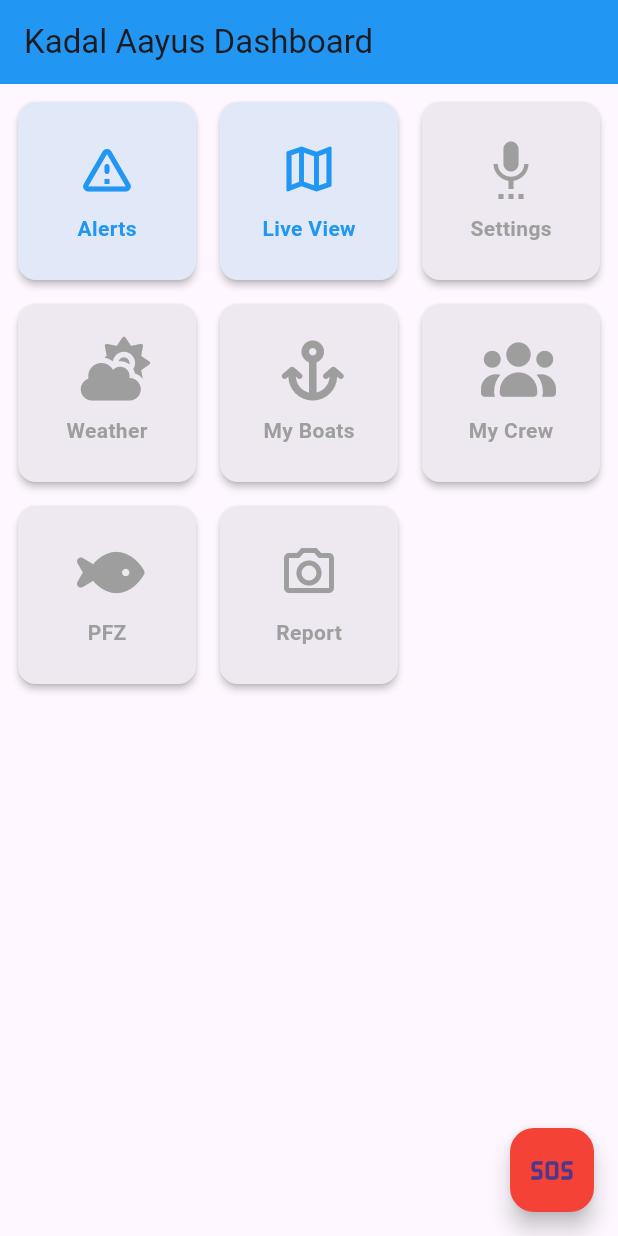
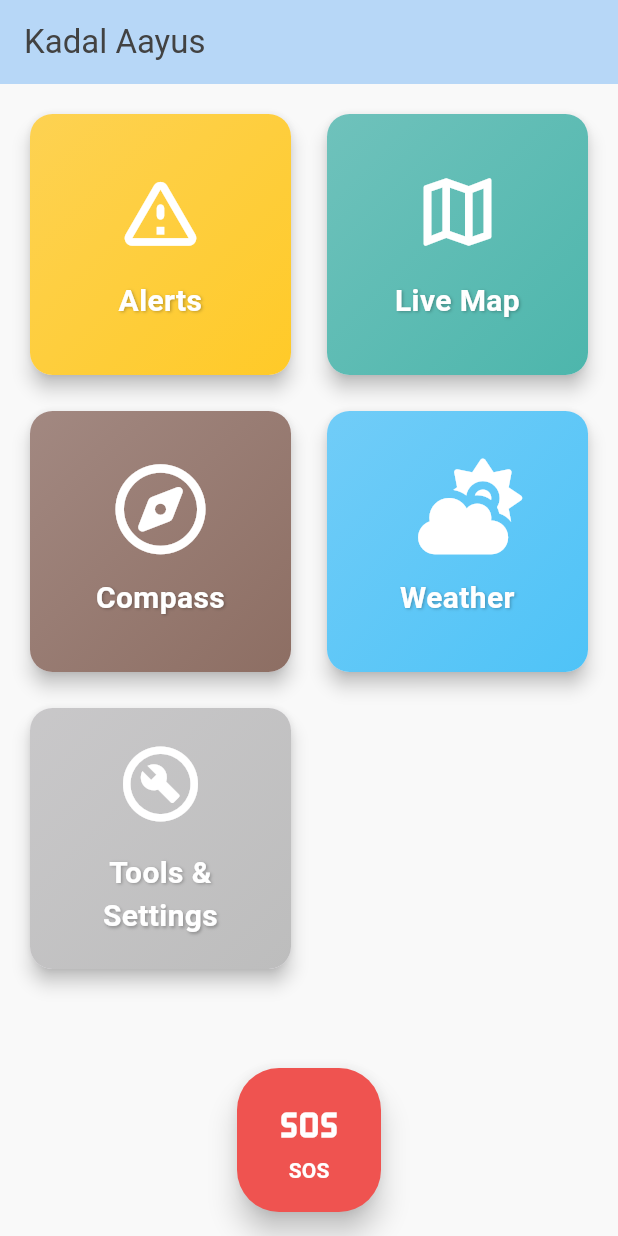
Before and after one commit to vishnup102002/kadal_aayus, a Flutter app: the screen it shows after launch, on a phone screen of 412 x 824 dp. Run offline on Flutter 3.47's test engine with Material 3 defaults, Android fonts, the phone set to English and light mode, and no system bars; our stand-ins replace cloud_firestore, firebase_core, flutter_compass, flutter_map, flutter_tts, font_awesome_flutter and 4 more; missing offline and left inert: translator; accounts and stored records are empty.

Commit message:
compass module addedd successfully

```diff
--- a/lib/screens/dashboard_screen.dart
+++ b/lib/screens/dashboard_screen.dart
@@ -2,84 +2,159 @@
 
 import 'package:flutter/material.dart';
 import 'package:font_awesome_flutter/font_awesome_flutter.dart';
-
-// Use a relative import to avoid any package name issues.
+import '../widgets/dashboard_button.dart';
 import 'home_screen.dart';
 import 'map_screen.dart';
 import 'tts_settings_screen.dart';
-import '../widgets/dashboard_button.dart'; // Corrected relative path for widgets
-import '../utils/emergency_utils.dart';   // Corrected relative path for utils
+import 'compass_screen.dart'; // <-- 1. IMPORT THE NEW COMPASS SCREEN
+import '../utils/emergency_utils.dart';
 import '../utils/location_service.dart';
+import '../utils/tts_service.dart';
 import 'package:location/location.dart';
 
 class DashboardScreen extends StatefulWidget {
+  const DashboardScreen({super.key});
+
   @override
   _DashboardScreenState createState() => _DashboardScreenState();
 }
 
 class _DashboardScreenState extends State<DashboardScreen> {
   final LocationService _locationService = LocationService();
+  final TtsService _ttsService = TtsService();
   bool _isSendingSOS = false;
 
   void _triggerSOS() async {
+    // SOS logic remains the same...
+    bool confirm = await showDialog(
+      context: context,
+      builder: (BuildContext context) {
+        return AlertDialog(
+          title: const Text('Confirm SOS'),
+          content: const Text('Are you sure you want to send an emergency SOS signal?'),
+          actions: <Widget>[
+            TextButton(
+              onPressed: () => Navigator.of(context).pop(false),
+              child: const Text('Cancel'),
+            ),
+            TextButton(
+              onPressed: () => Navigator.of(context).pop(true),
+              child: const Text('SEND SOS', style: TextStyle(color: Colors.red, fontWeight: FontWeight.bold)),
+            ),
+          ],
+        );
+      },
+    ) ?? false;
+    if (!confirm) return;
     setState(() => _isSendingSOS = true);
     final LocationData? locationData = await _locationService.getCurrentLocation();
     String locationMessage = locationData != null
-        ? "Lat: ${locationData.latitude}, Lon: ${locationData.longitude}"
-        : "Location not available";
+        ? "Emergency! My location is: Lat: ${locationData.latitude}, Lon: ${locationData.longitude}"
+        : "Emergency! Location not available.";
     await sendSOS(locationMessage);
     if (mounted) {
-      ScaffoldMessenger.of(context).showSnackBar(SnackBar(content: Text('SOS message sent!')));
+      ScaffoldMessenger.of(context).showSnackBar(const SnackBar(content: Text('SOS message sent!')));
+      setState(() => _isSendingSOS = false);
     }
-    setState(() => _isSendingSOS = false);
+  }
+
+  @override
+  void dispose() {
+    _ttsService.stop();
+    super.dispose();
   }
 
   @override
   Widget build(BuildContext context) {
     return Scaffold(
       appBar: AppBar(
-        title: Text('Kadal Aayus Dashboard'),
-        backgroundColor: Colors.blue,
+        title: Text('Kadal Aayus', style: TextStyle(color: Colors.grey.shade800)),
+        backgroundColor: Colors.blue.shade100,
+        elevation: 1,
+        iconTheme: IconThemeData(color: Colors.grey.shade800),
       ),
-      body: Padding(
-        padding: const EdgeInsets.all(8.0),
+      body: Container(
+        color: const Color(0xFFF9F9F9),
+        padding: const EdgeInsets.all(16.0),
         child: GridView.count(
-          crossAxisCount: 3,
-          crossAxisSpacing: 8,
-          mainAxisSpacing: 8,
+          crossAxisCount: 2,
+          crossAxisSpacing: 16,
+          mainAxisSpacing: 16,
           children: [
+            // --- 2. THE GRIDVIEW NOW INCLUDES THE NEW COMPASS BUTTON ---
+
             DashboardButton(
               icon: Icons.warning_amber_rounded,
               label: 'Alerts',
-              color: Colors.blue,
-              // --- THIS IS THE CORRECTED LINE ---
-              // It now navigates to HomeScreen, which is the correct class name.
-              onTap: () => Navigator.push(context, MaterialPageRoute(builder: (context) => const HomeScreen())),
+              color: Colors.amber.shade400,
+              onTap: () {
+                _ttsService.speak("[നിങ്ങൾക്ക് വന്നിട്ടുള്ള മുന്നറിയിപ്പുകൾ കാണാൻ]");
+                Navigator.push(context, MaterialPageRoute(builder: (context) => const HomeScreen()));
+              },
             ),
+
             DashboardButton(
               icon: Icons.map_outlined,
-              label: 'Live View',
-              color: Colors.blue,
-              onTap: () => Navigator.push(context, MaterialPageRoute(builder: (context) => MapScreen())),
+              label: 'Live Map',
+              color: Colors.teal.shade300,
+              onTap: () {
+                _ttsService.speak("[നിങ്ങൾ ഇപ്പോൾ എവിടെയാണെന്ന് മാപ്പിൽ കാണാൻ]");
+                Navigator.push(context, MaterialPageRoute(builder: (context) => MapScreen()));
+              },
             ),
+
+            // --- THIS IS THE NEWLY ADDED COMPASS BUTTON ---
             DashboardButton(
-              icon: Icons.settings_voice,
-              label: 'Settings',
-              onTap: () => Navigator.push(context, MaterialPageRoute(builder: (context) => TtsSettingsScreen())),
+              icon: FontAwesomeIcons.compass,
+              label: 'Compass',
+              color: Colors.brown.shade400,
+              onTap: () {
+                _ttsService.speak("[ദിശ അറിയാൻ]");
+                Navigator.push(context, MaterialPageRoute(builder: (context) => const CompassScreen()));
+              },
             ),
-            // Placeholder buttons
-            DashboardButton(icon: FontAwesomeIcons.cloudSun, label: 'Weather', onTap: () {}),
-            DashboardButton(icon: FontAwesomeIcons.anchor, label: 'My Boats', onTap: () {}),
-            DashboardButton(icon: FontAwesomeIcons.users, label: 'My Crew', onTap: () {}),
-            DashboardButton(icon: FontAwesomeIcons.fish, label: 'PFZ', onTap: () {}),
-            DashboardButton(icon: Icons.camera_alt_outlined, label: 'Report', onTap: () {}),
+
+            DashboardButton(
+              icon: FontAwesomeIcons.cloudSun,
+              label: 'Weather',
+              color: Colors.lightBlue.shade300,
+              onTap: () {
+                _ttsService.speak("[കടലിലെ കാലാവസ്ഥാ പ്രവചനങ്ങൾ അറിയാൻ]");
+                ScaffoldMessenger.of(context).showSnackBar(const SnackBar(content: Text('Weather feature coming soon!')));
+              },
+            ),
+
+            DashboardButton(
+              icon: Icons.build_circle_outlined,
+              label: 'Tools &\nSettings',
+              color: Colors.grey.shade400,
+              onTap: () {
+                _ttsService.speak("[ആപ്പിന്റെ ക്രമീകരണങ്ങൾ മാറ്റാൻ]");
+                Navigator.push(context, MaterialPageRoute(builder: (context) => TtsSettingsScreen()));
+              },
+            ),
           ],
         ),
       ),
-      floatingActionButton: FloatingActionButton(
-        onPressed: _isSendingSOS ? null : _triggerSOS,
-        backgroundColor: Colors.red,
-        child: _isSendingSOS ? CircularProgressIndicator(color: Colors.white) : Icon(Icons.sos, size: 30),
+      floatingActionButtonLocation: FloatingActionButtonLocation.centerFloat,
+      floatingActionButton: GestureDetector(
+        onLongPress: () {
+          _ttsService.speak("[അടിയന്തര സഹായത്തിനായി ഈ ബട്ടൺ അമർത്തുക]");
+        },
+        child: FloatingActionButton.large(
+          onPressed: _isSendingSOS ? null : _triggerSOS,
+          backgroundColor: Colors.red.shade400,
+          elevation: 8,
+          child: _isSendingSOS
+              ? const CircularProgressIndicator(color: Colors.white, strokeWidth: 4)
+              : const Column(
+            mainAxisAlignment: MainAxisAlignment.center,
+            children: [
+              Icon(Icons.sos, size: 40, color: Colors.white),
+              Text("SOS", style: TextStyle(color: Colors.white, fontWeight: FontWeight.bold)),
+            ],
+          ),
+        ),
       ),
     );
   }
--- a/lib/widgets/dashboard_button.dart
+++ b/lib/widgets/dashboard_button.dart
@@ -8,31 +8,54 @@ class DashboardButton extends StatelessWidget {
   final VoidCallback onTap;
   final Color color;
 
+  // --- FIX: Added {super.key, ...} to the constructor ---
   const DashboardButton({
+    super.key,
     required this.icon,
     required this.label,
     required this.onTap,
-    this.color = Colors.grey, // Default color is grey
+    this.color = Colors.grey,
   });
 
   @override
   Widget build(BuildContext context) {
-    return GestureDetector(
-      onTap: onTap,
-      child: Card(
-        elevation: 2.0,
-        shape: RoundedRectangleBorder(borderRadius: BorderRadius.circular(12)),
+    return Card(
+      elevation: 5,
+      shape: RoundedRectangleBorder(borderRadius: BorderRadius.circular(15)),
+      child: InkWell(
+        onTap: onTap,
+        borderRadius: BorderRadius.circular(15),
         child: Container(
           decoration: BoxDecoration(
-            borderRadius: BorderRadius.circular(12),
-            color: color.withOpacity(0.1),
+            borderRadius: BorderRadius.circular(15),
+            gradient: LinearGradient(
+              colors: [color.withOpacity(0.8), color],
+              begin: Alignment.topLeft,
+              end: Alignment.bottomRight,
+            ),
           ),
           child: Column(
             mainAxisAlignment: MainAxisAlignment.center,
+            crossAxisAlignment: CrossAxisAlignment.center,
             children: [
-              Icon(icon, size: 40, color: color),
-              SizedBox(height: 10),
-              Text(label, style: TextStyle(color: color, fontWeight: FontWeight.bold)),
+              Icon(icon, size: 60, color: Colors.white),
+              const SizedBox(height: 15),
+              Text(
+                label,
+                textAlign: TextAlign.center,
+                style: const TextStyle(
+                  color: Colors.white,
+                  fontSize: 20,
+                  fontWeight: FontWeight.bold,
+                  shadows: [
+                    Shadow(
+                      blurRadius: 2.0,
+                      color: Colors.black26,
+                      offset: Offset(1.0, 1.0),
+                    ),
+                  ],
+                ),
+              ),
             ],
           ),
         ),
```
Also changed, not shown: lib/screens/compass_screen.dart (added, +173 -0 lines), pubspec.yaml (+9 -0 lines), assets/compass.png (added), pubspec.lock, 1 other file.
